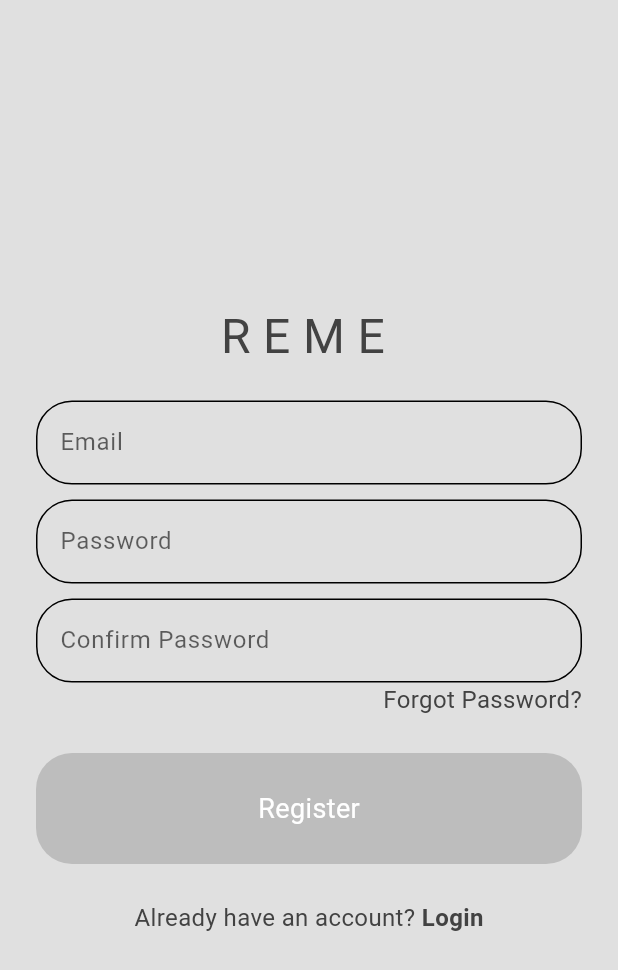
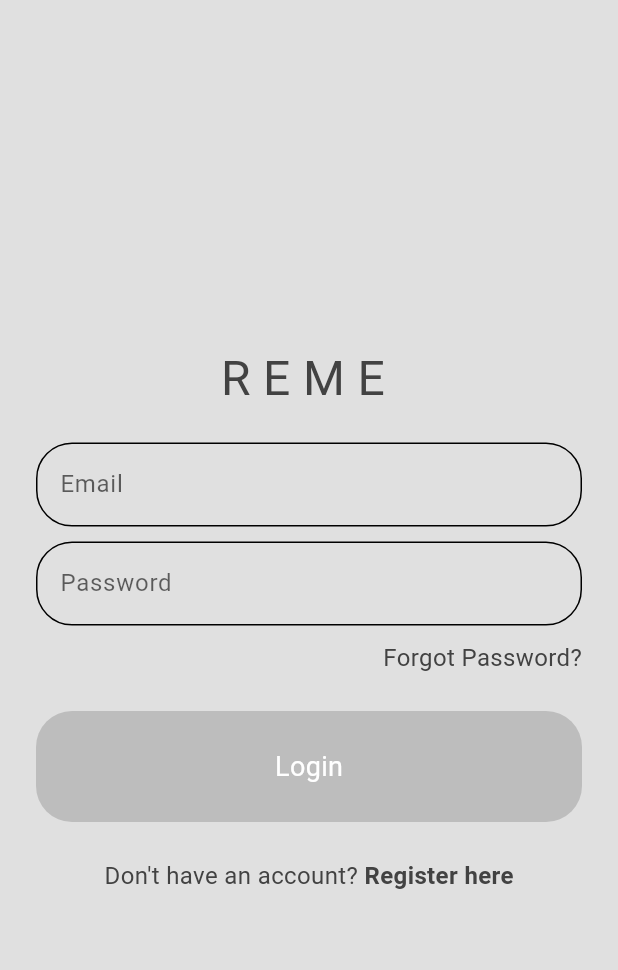
Before and after one commit to Shivansh722/reme, a Flutter app: the screen it shows after launch, on a phone screen of 412 x 824 dp. Shown: the top 970 px of the screen. Run offline on Flutter 3.47's test engine with Material 3 defaults, Android fonts, the phone set to English and light mode, and no system bars; our stand-ins replace firebase_core; accounts and stored records are empty.

Commit message:
feat: toggle register and login works

```diff
--- a/reme/lib/main.dart
+++ b/reme/lib/main.dart
@@ -1,6 +1,7 @@
 import 'package:flutter/material.dart';
 import 'package:reme/core/theme/light_mode.dart';
 import 'package:reme/src/views/auth/loginView.dart';
+import 'package:reme/src/views/auth/login_or_register.dart';
 import 'package:reme/src/views/auth/registerView.dart';
 import 'package:firebase_core/firebase_core.dart';
 import 'firebase_options.dart';
@@ -23,7 +24,7 @@ class MyApp extends StatelessWidget {
       debugShowCheckedModeBanner: false,
       title: 'Flutter Demo',
       theme:lightMode,
-      home:  Registerview(),
+      home:  LoginOrRegister(),
     );
   }
 }
--- a/reme/lib/src/views/auth/loginView.dart
+++ b/reme/lib/src/views/auth/loginView.dart
@@ -6,11 +6,12 @@ class Loginview extends StatelessWidget {
 
   TextEditingController emailController = TextEditingController();
   TextEditingController passwordController = TextEditingController();
+  final void Function() onTap;
 
 
 
+   Loginview({super.key, required this.onTap});
 
-   Loginview({super.key});
 
   @override
   Widget build(BuildContext context) {
@@ -80,11 +81,14 @@ class Loginview extends StatelessWidget {
                       fontSize: 16,
                     ),
                   ),
-                  Text('Register',
-                    style: TextStyle(
-                      color: Theme.of(context).colorScheme.inversePrimary,
-                      fontSize: 16,
-                      fontWeight: FontWeight.bold,
+                  GestureDetector(
+                    onTap: onTap,
+                    child: Text('Register here',
+                      style: TextStyle(
+                        color: Theme.of(context).colorScheme.inversePrimary,
+                        fontSize: 16,
+                        fontWeight: FontWeight.bold,
+                      ),
                     ),
                   ),
                 ],
--- /dev/null
+++ b/reme/lib/src/views/auth/login_or_register.dart
@@ -0,0 +1,39 @@
+import 'package:flutter/material.dart';
+import 'package:reme/src/views/auth/loginView.dart';
+import 'package:reme/src/views/auth/registerView.dart';
+
+class LoginOrRegister extends StatefulWidget {
+  const LoginOrRegister({super.key});
+
+  @override
+  State<LoginOrRegister> createState() => _LoginOrRegisterState();
+}
+
+class _LoginOrRegisterState extends State<LoginOrRegister> {
+
+  //initially show login view
+   bool showLoginView = true;
+
+
+  // toggle between login and register view
+  void toggleView() {
+    setState(() {
+      showLoginView = !showLoginView;
+    });
+  }
+
+
+
+  @override
+  Widget build(BuildContext context) {
+    if(showLoginView) {
+      return Loginview(
+        onTap: toggleView,
+      );
+    } else {
+      return Registerview(
+        onTap: toggleView,
+      );
+    }
+  }
+}
--- a/reme/lib/src/views/auth/registerView.dart
+++ b/reme/lib/src/views/auth/registerView.dart
@@ -7,11 +7,13 @@ class Registerview extends StatelessWidget {
   TextEditingController emailController = TextEditingController();
   TextEditingController passwordController = TextEditingController();
   TextEditingController confirmPasswordController = TextEditingController();
+  final void Function() onTap;
 
 
 
 
-   Registerview({super.key});
+
+  Registerview({super.key, required this.onTap});
 
   @override
   Widget build(BuildContext context) {
@@ -88,11 +90,14 @@ class Registerview extends StatelessWidget {
                       fontSize: 16,
                     ),
                   ),
-                  Text('Login',
-                    style: TextStyle(
-                      color: Theme.of(context).colorScheme.inversePrimary,
-                      fontSize: 16,
-                      fontWeight: FontWeight.bold,
+                  GestureDetector(
+                    onTap: onTap,
+                    child: Text('Login',
+                      style: TextStyle(
+                        color: Theme.of(context).colorScheme.inversePrimary,
+                        fontSize: 16,
+                        fontWeight: FontWeight.bold,
+                      ),
                     ),
                   ),
                 ],
```
